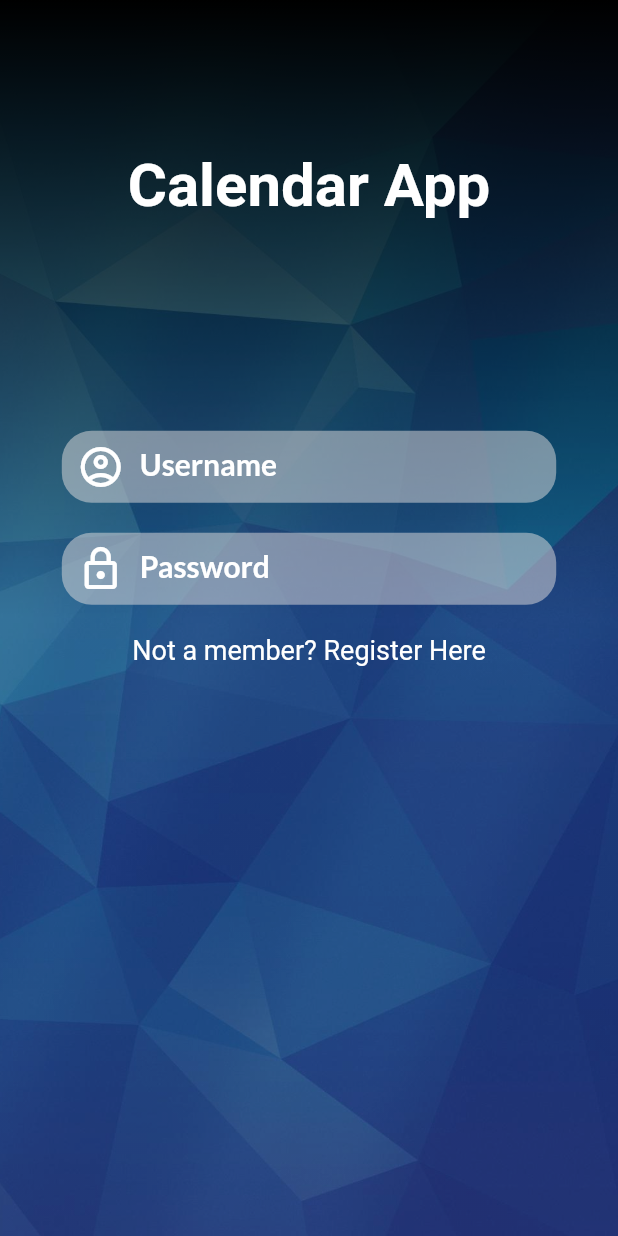
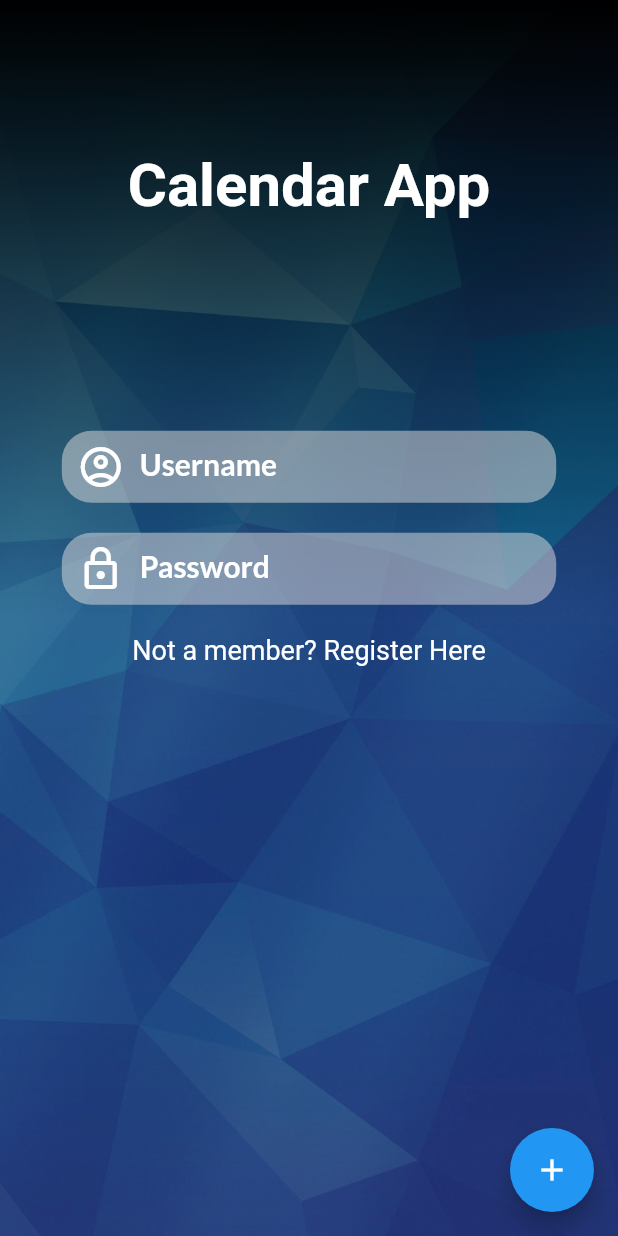
Before and after one commit to adrikosm/Flutter_Calendar_app, a Flutter app: the screen it shows after launch, on a phone screen of 412 x 824 dp. Run offline on Flutter 3.47's test engine with Material 2 defaults, Android fonts, the phone set to English and light mode, and no system bars; our stand-ins replace flutter_staggered_animations, get, get_storage, google_fonts, sqflite, table_calendar; accounts and stored records are empty.

Commit message:
Small additions

```diff
--- a/lib/ui/home_page.dart
+++ b/lib/ui/home_page.dart
@@ -69,9 +69,12 @@ class _MyHomePageState extends State<MyHomePage> {
               ],
             ),
           ),
+          floatingActionButton: actionButton(),
         )
       ],
     );
+
+
   }
 
   // login view containing
@@ -126,6 +129,7 @@ class _MyHomePageState extends State<MyHomePage> {
 
       ],
     );
+
   }
 
   // Register view redirects
```
Also changed, not shown: 1 other file.
